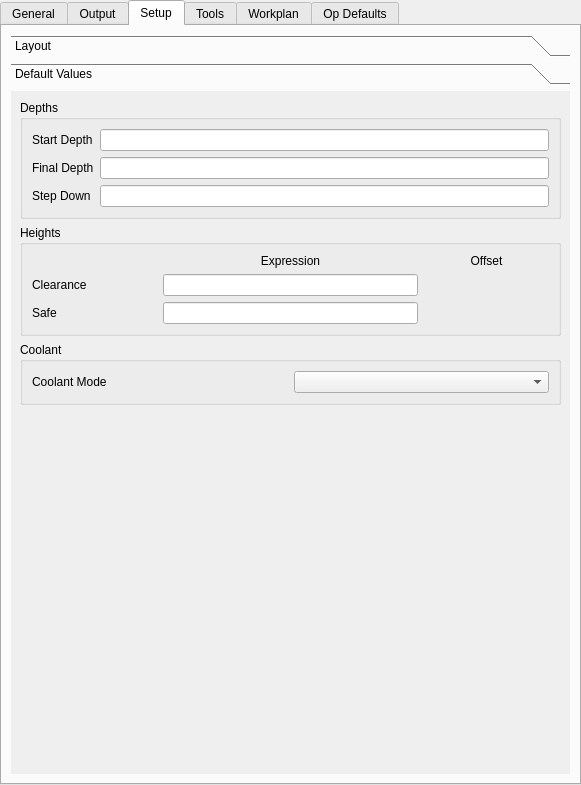
The window that src/Mod/Path/Gui/Resources/panels/PathEdit.ui (gnome71/FreeCAD) describes before a commit, drawn with Qt 5.
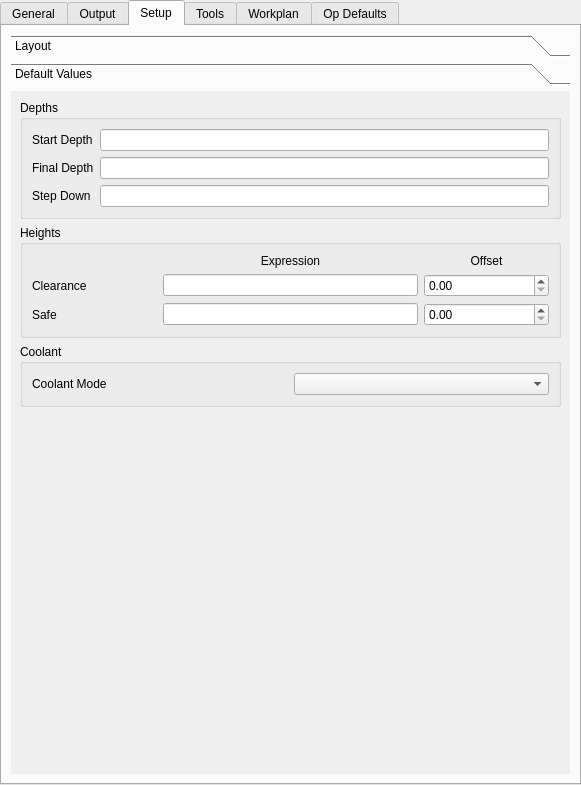
The same window after the commit. The open tabs and pages were chosen to show the change. Icons and pictures are not drawn. Custom widgets are drawn as their Qt base class.

Diff of the .ui file:
```diff
--- a/src/Mod/Path/Gui/Resources/panels/PathEdit.ui
+++ b/src/Mod/Path/Gui/Resources/panels/PathEdit.ui
@@ -1015,8 +1015,8 @@
         <rect>
          <x>0</x>
          <y>0</y>
-         <width>561</width>
-         <height>684</height>
+         <width>232</width>
+         <height>324</height>
         </rect>
        </property>
        <attribute name="label">
@@ -1109,7 +1109,7 @@
             </widget>
            </item>
            <item row="1" column="3">
-            <widget class="Gui::QuantitySpinBox" name="setupClearanceHeightOffs" native="true">
+            <widget class="Gui::QuantitySpinBox" name="setupClearanceHeightOffs">
              <property name="toolTip">
               <string>&lt;html&gt;&lt;head/&gt;&lt;body&gt;&lt;p&gt;ClearanceHeightOffset - can be used by expressions to set the default ClearanceHeight for new operations.&lt;/p&gt;&lt;p&gt;&lt;br/&gt;&lt;/p&gt;&lt;p&gt;Default: &amp;quot;3 mm&amp;quot;&lt;/p&gt;&lt;/body&gt;&lt;/html&gt;</string>
              </property>
@@ -1136,7 +1136,7 @@
             </widget>
            </item>
            <item row="3" column="3">
-            <widget class="Gui::QuantitySpinBox" name="setupSafeHeightOffs" native="true">
+            <widget class="Gui::QuantitySpinBox" name="setupSafeHeightOffs">
              <property name="toolTip">
               <string>&lt;html&gt;&lt;head/&gt;&lt;body&gt;&lt;p&gt;SafeHeightOffset can be for expressions to set the SafeHeight for new operations.&lt;/p&gt;&lt;p&gt;&lt;br/&gt;&lt;/p&gt;&lt;p&gt;Default: &amp;quot;5 mm&amp;quot;&lt;/p&gt;&lt;/body&gt;&lt;/html&gt;</string>
              </property>
@@ -1527,16 +1527,16 @@
   </widget>
  </widget>
  <customwidgets>
+  <customwidget>
+   <class>Gui::QuantitySpinBox</class>
+   <extends>QDoubleSpinBox</extends>
+   <header>gui_quantityspinbox.h</header>
+  </customwidget>
   <customwidget>
    <class>Gui::InputField</class>
    <extends>QLineEdit</extends>
    <header>Gui/InputField.h</header>
   </customwidget>
-  <customwidget>
-   <class>Gui::QuantitySpinBox</class>
-   <extends>QWidget</extends>
-   <header>Gui/QuantitySpinBox.h</header>
-  </customwidget>
  </customwidgets>
  <tabstops>
   <tabstop>postProcessorOutputFile</tabstop>
```
Left out of the diff: 8 changed lines with no effect on the pictures.
